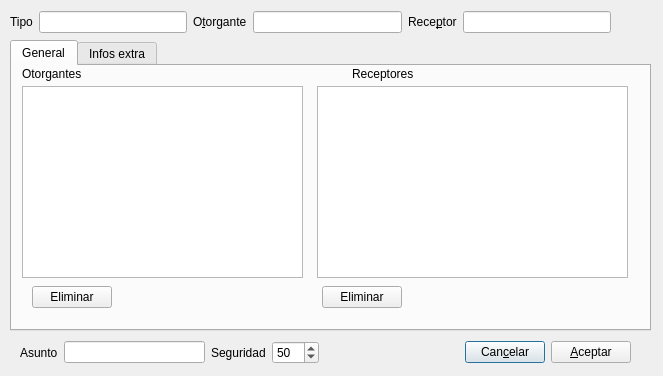
Qt form gui/dlglicenciaentrada.ui (rogorido/qtpredicadores) before a commit.
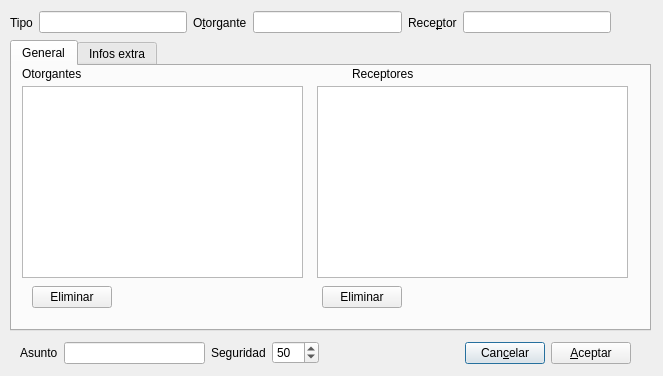
The same form after that commit. Custom widgets are drawn as their Qt base class.

```diff
--- a/gui/dlglicenciaentrada.ui
+++ b/gui/dlglicenciaentrada.ui
@@ -19,7 +19,7 @@
      <x>10</x>
      <y>10</y>
      <width>601</width>
-     <height>24</height>
+     <height>25</height>
     </rect>
    </property>
    <layout class="QHBoxLayout" name="horizontalLayout">
@@ -70,7 +70,7 @@
      <x>20</x>
      <y>340</y>
      <width>611</width>
-     <height>25</height>
+     <height>26</height>
     </rect>
    </property>
    <layout class="QHBoxLayout" name="horizontalLayout_2">
```
Left out of the diff: 2 changed lines with no effect on the pictures.
